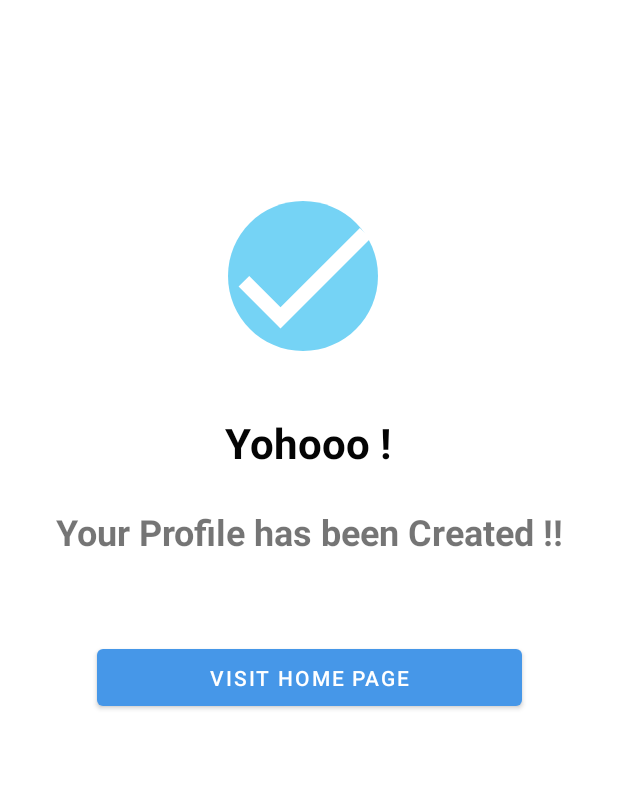
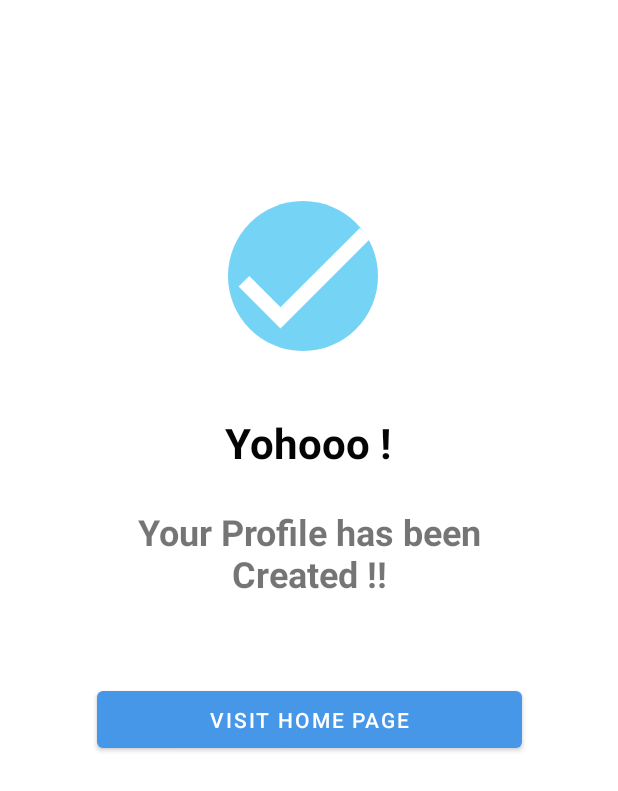
Before and after one commit to Palash2911/Rempo, an Android app: the Profileverify screen opened directly, with no data from a screen before it, on a phone screen of 412 x 824 dp. Shown: the top 791 px of the screen. Run offline under Robolectric (Android 15) with nearby library versions, the phone set to English and light mode, and no system bars; Roboto replaces fonts that are not available here.

Commit message:
All bugs done

```diff
--- a/app/src/main/java/com/godspeed/propmart/Adapters/BidsAdapter.kt
+++ b/app/src/main/java/com/godspeed/propmart/Adapters/BidsAdapter.kt
@@ -2,6 +2,7 @@ package com.godspeed.propmart.Adapters
 
 import android.content.Context
 import android.content.Intent
+import android.util.Log
 import android.view.LayoutInflater
 import android.view.ViewGroup
 import androidx.recyclerview.widget.RecyclerView
@@ -43,9 +44,10 @@ class BidsAdapter(val context: Context, val cards:List<Bidscardmodel>):
 //               Glide.with(context).load(this.layoutImage).into(binding.plotImage);
 
                 binding.rebidbtn.setOnClickListener{
+                    Log.d("Plotid", layoutId.toString() + " " + plotno.toString())
                     val intent = Intent(context, Plotpage::class.java)
                     intent.putExtra("layoutId",this.layoutId);
-                    intent.putExtra("Plot_Id",this.plotno);
+                    intent.putExtra("plotId","Plot "+this.plotno);
                     context.startActivity(intent)
                 }
 
--- a/app/src/main/java/com/godspeed/propmart/Plotpage.kt
+++ b/app/src/main/java/com/godspeed/propmart/Plotpage.kt
@@ -44,7 +44,7 @@ class Plotpage : AppCompatActivity() {
         val placebtn = findViewById<Button>(R.id.placebidbtn)
         val bidamt = findViewById<EditText>(R.id.bid_amount)
 
-        Log.d("plot", plotid.toString())
+        Log.d("plotssss", this.intent?.getStringExtra("plotId").toString())
         db.collection("Layouts").document(layoutid.toString()).collection("plots")
             .document(plotid).get().addOnSuccessListener { snapshot ->
             bidhead.text = "Bid on Plot " + snapshot["title"].toString().substring(5)
--- a/app/src/main/res/layout/activity_plotpage.xml
+++ b/app/src/main/res/layout/activity_plotpage.xml
@@ -60,6 +60,7 @@
                 android:id="@+id/bid_amount"
                 android:layout_width="match_parent"
                 android:layout_height="50dp"
+                android:inputType="number"
                 android:layout_marginLeft="16dp"
                 android:layout_marginRight="16dp"
                 android:background="@drawable/rectangle"
--- a/app/src/main/res/layout/activity_profileverify.xml
+++ b/app/src/main/res/layout/activity_profileverify.xml
@@ -39,8 +39,8 @@
 
     <TextView
         android:id="@+id/your_adhaar"
-        android:layout_width="wrap_content"
-        android:layout_height="0dp"
+        android:layout_width="290dp"
+        android:layout_height="wrap_content"
         android:layout_alignParentLeft="true"
         android:layout_alignParentTop="true"
         android:layout_alignParentRight="true"
@@ -49,7 +49,7 @@
         android:layout_marginTop="24dp"
         android:layout_marginEnd="10dp"
         android:fontFamily="@font/roboto"
-        android:gravity="top"
+        android:gravity="center|top"
         android:text="Your Profile has been Created !!"
         android:textSize="24sp"
         android:textStyle="bold"
--- a/app/src/main/res/layout/bidscard.xml
+++ b/app/src/main/res/layout/bidscard.xml
@@ -42,6 +42,7 @@
                     android:layout_width="match_parent"
                     android:layout_height="match_parent"
                     android:layout_marginLeft="12dp"
+                    android:layout_weight="1"
                     android:orientation="vertical">
 
                     <LinearLayout
@@ -90,7 +91,7 @@
                         android:text="Layout At Survey No. 35/3"
                         android:textColor="@color/black"
                         android:textFontWeight="500"
-                        android:textSize="17sp" />
+                        android:textSize="15sp" />
 
                     <TextView
                         android:id="@+id/seller"
```
Also changed, not shown: app/src/main/java/com/godspeed/propmart/Fragments/Bidsfrag.kt (+10 -3 lines).
